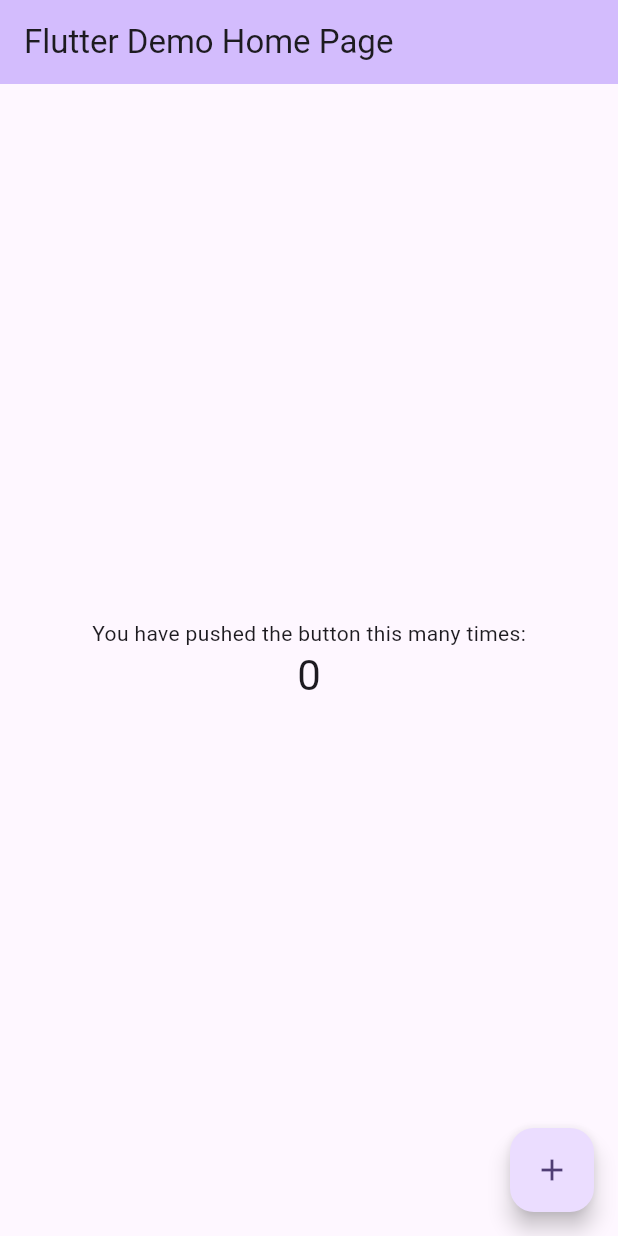
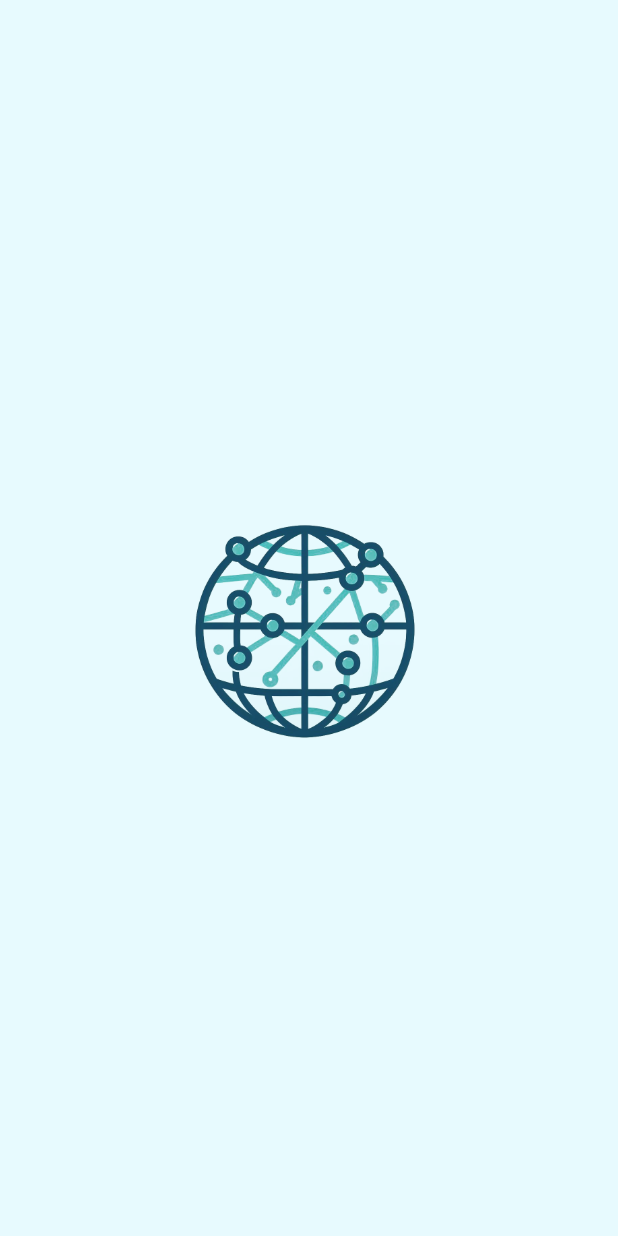
Before and after one commit to rezafarazi/MQPSampleUserPanel, a Flutter app: the screen it shows after launch, on a phone screen of 412 x 824 dp. Run offline on Flutter 3.47's test engine with Material 3 defaults, Android fonts, the light colour scheme and no system bars.

Commit message:
Get start flutter project

```diff
--- /dev/null
+++ b/Src/FlutterCode/mqp_user/lib/Data/AppColor.dart
@@ -0,0 +1,8 @@
+import 'package:flutter/material.dart';
+
+class AppColor
+{
+
+  static var BackgroundColor=Color(0XFFE7FAFE);
+
+}
--- /dev/null
+++ b/Src/FlutterCode/mqp_user/lib/Screens/ActivitySplash.dart
@@ -0,0 +1,22 @@
+import 'package:flutter/material.dart';
+import 'package:mqp_user/Data/AppColor.dart';
+
+class ActivitySplash extends StatelessWidget
+{
+
+  //Build function start
+  @override
+  Widget build(BuildContext context)
+  {
+    return Scaffold(
+        backgroundColor:AppColor.BackgroundColor,
+        body: Center(
+            child: Container(
+              child: Image.asset("assets/images/logo_bg.png",width: 230,),
+          ),
+        ),
+    );
+  }
+  //Build function end
+
+}
--- a/Src/FlutterCode/mqp_user/lib/main.dart
+++ b/Src/FlutterCode/mqp_user/lib/main.dart
@@ -1,125 +1,35 @@
 import 'package:flutter/material.dart';
+import 'package:mqp_user/Screens/ActivitySplash.dart';
 
-void main() {
+//Main function start
+void main()
+{
   runApp(const MyApp());
 }
+//Main function end
 
-class MyApp extends StatelessWidget {
+//Main starter class start
+class MyApp extends StatelessWidget
+{
+
+  //Constractor function start
   const MyApp({super.key});
+  //Constractor function end
 
-  // This widget is the root of your application.
+  //Build function start
   @override
-  Widget build(BuildContext context) {
+  Widget build(BuildContext context)
+  {
     return MaterialApp(
-      title: 'Flutter Demo',
+      title: 'MQP user app',
+      home: ActivitySplash(),
       theme: ThemeData(
-        // This is the theme of your application.
-        //
-        // TRY THIS: Try running your application with "flutter run". You'll see
-        // the application has a blue toolbar. Then, without quitting the app,
-        // try changing the seedColor in the colorScheme below to Colors.green
-        // and then invoke "hot reload" (save your changes or press the "hot
-        // reload" button in a Flutter-supported IDE, or press "r" if you used
-        // the command line to start the app).
-        //
-        // Notice that the counter didn't reset back to zero; the application
-        // state is not lost during the reload. To reset the state, use hot
-        // restart instead.
-        //
-        // This works for code too, not just values: Most code changes can be
-        // tested with just a hot reload.
-        colorScheme: ColorScheme.fromSeed(seedColor: Colors.deepPurple),
+        colorScheme: ColorScheme.fromSeed(seedColor: Colors.blue),
         useMaterial3: true,
       ),
-      home: const MyHomePage(title: 'Flutter Demo Home Page'),
     );
   }
+  //Build function end
+
 }
-
-class MyHomePage extends StatefulWidget {
-  const MyHomePage({super.key, required this.title});
-
-  // This widget is the home page of your application. It is stateful, meaning
-  // that it has a State object (defined below) that contains fields that affect
-  // how it looks.
-
-  // This class is the configuration for the state. It holds the values (in this
-  // case the title) provided by the parent (in this case the App widget) and
-  // used by the build method of the State. Fields in a Widget subclass are
-  // always marked "final".
-
-  final String title;
-
-  @override
-  State<MyHomePage> createState() => _MyHomePageState();
-}
-
-class _MyHomePageState extends State<MyHomePage> {
-  int _counter = 0;
-
-  void _incrementCounter() {
-    setState(() {
-      // This call to setState tells the Flutter framework that something has
-      // changed in this State, which causes it to rerun the build method below
-      // so that the display can reflect the updated values. If we changed
-      // _counter without calling setState(), then the build method would not be
-      // called again, and so nothing would appear to happen.
-      _counter++;
-    });
-  }
-
-  @override
-  Widget build(BuildContext context) {
-    // This method is rerun every time setState is called, for instance as done
-    // by the _incrementCounter method above.
-    //
-    // The Flutter framework has been optimized to make rerunning build methods
-    // fast, so that you can just rebuild anything that needs updating rather
-    // than having to individually change instances of widgets.
-    return Scaffold(
-      appBar: AppBar(
-        // TRY THIS: Try changing the color here to a specific color (to
-        // Colors.amber, perhaps?) and trigger a hot reload to see the AppBar
-        // change color while the other colors stay the same.
-        backgroundColor: Theme.of(context).colorScheme.inversePrimary,
-        // Here we take the value from the MyHomePage object that was created by
-        // the App.build method, and use it to set our appbar title.
-        title: Text(widget.title),
-      ),
-      body: Center(
-        // Center is a layout widget. It takes a single child and positions it
-        // in the middle of the parent.
-        child: Column(
-          // Column is also a layout widget. It takes a list of children and
-          // arranges them vertically. By default, it sizes itself to fit its
-          // children horizontally, and tries to be as tall as its parent.
-          //
-          // Column has various properties to control how it sizes itself and
-          // how it positions its children. Here we use mainAxisAlignment to
-          // center the children vertically; the main axis here is the vertical
-          // axis because Columns are vertical (the cross axis would be
-          // horizontal).
-          //
-          // TRY THIS: Invoke "debug painting" (choose the "Toggle Debug Paint"
-          // action in the IDE, or press "p" in the console), to see the
-          // wireframe for each widget.
-          mainAxisAlignment: MainAxisAlignment.center,
-          children: <Widget>[
-            const Text(
-              'You have pushed the button this many times:',
-            ),
-            Text(
-              '$_counter',
-              style: Theme.of(context).textTheme.headlineMedium,
-            ),
-          ],
-        ),
-      ),
-      floatingActionButton: FloatingActionButton(
-        onPressed: _incrementCounter,
-        tooltip: 'Increment',
-        child: const Icon(Icons.add),
-      ), // This trailing comma makes auto-formatting nicer for build methods.
-    );
-  }
-}
+//Main starter class end
--- a/Src/FlutterCode/mqp_user/pubspec.yaml
+++ b/Src/FlutterCode/mqp_user/pubspec.yaml
@@ -59,8 +59,9 @@ flutter:
   uses-material-design: true
 
   # To add assets to your application, add an assets section, like this:
-  # assets:
-  #   - images/a_dot_burr.jpeg
+  assets:
+    - assets/
+    - assets/images/
   #   - images/a_dot_ham.jpeg
 
   # An image asset can refer to one or more resolution-specific "variants", see
```
Also changed, not shown: Src/FlutterCode/mqp_user/assets/images/logo.png (added), Src/FlutterCode/mqp_user/assets/images/logo_bg.png (added), Src/FlutterCode/mqp_user/assets/images/logo_bg_250.png (added).
